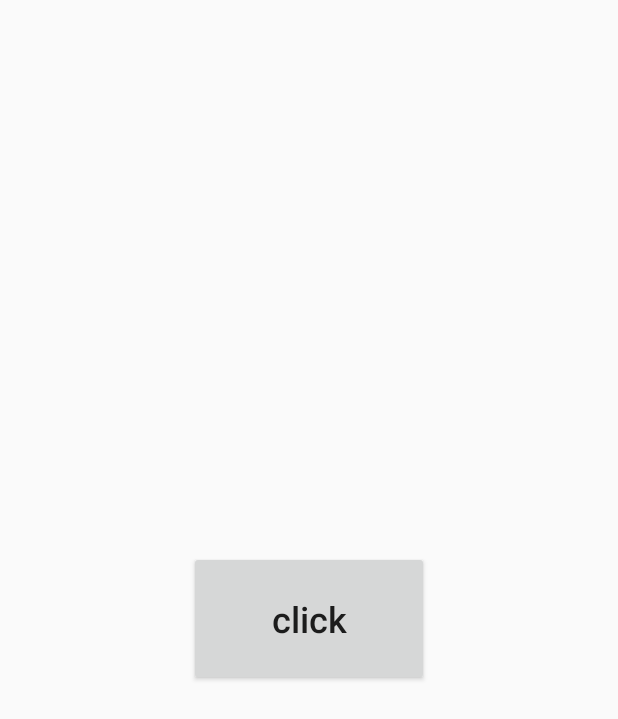
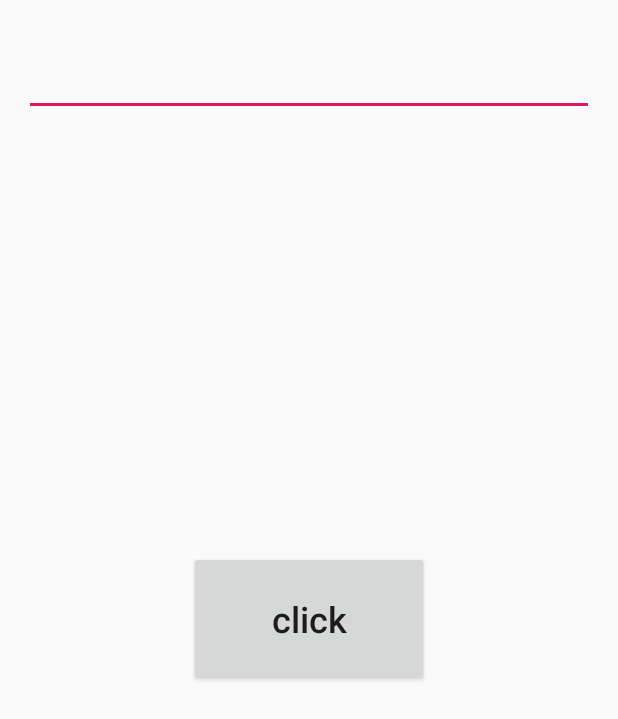
Before and after one commit to WeRockStar/ReactivelyUseCase, an Android app: the layout activity_ui.xml on its own in the app's theme, with its tools: preview values and no code run, on a phone screen of 412 x 824 dp. Shown: the top 719 px of the screen. Run offline under Robolectric (Android 15) with nearby library versions, the phone set to English and light mode, and no system bars.

Commit message:
Add more example

```diff
--- a/app/src/main/res/layout/activity_ui.xml
+++ b/app/src/main/res/layout/activity_ui.xml
@@ -20,4 +20,15 @@
             app:layout_constraintStart_toStartOf="parent"
             app:layout_constraintTop_toTopOf="parent" />
 
+    <androidx.appcompat.widget.AppCompatEditText
+            android:id="@+id/editText"
+            android:layout_width="0dp"
+            android:layout_height="wrap_content"
+            android:layout_marginStart="16dp"
+            android:layout_marginTop="32dp"
+            android:layout_marginEnd="16dp"
+            app:layout_constraintEnd_toEndOf="parent"
+            app:layout_constraintStart_toStartOf="parent"
+            app:layout_constraintTop_toTopOf="parent" />
+
 </androidx.constraintlayout.widget.ConstraintLayout>
```
Also changed, not shown: app/src/main/java/com/werockstar/reactivelyusecase/UiActivity.kt (+9 -0 lines).
